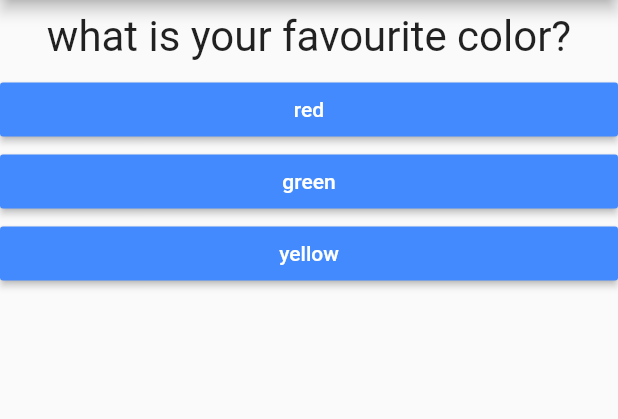
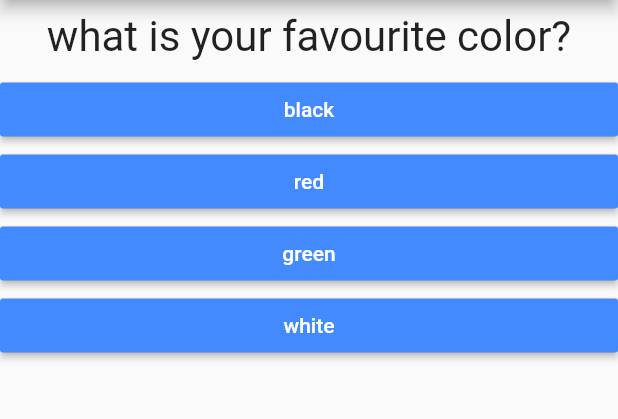
Before and after one commit to dev5576/FlutterCrashCourse-, a Flutter app: the screen it shows after launch, on a phone screen of 412 x 824 dp, the part 84-503 px from its top. Run offline on Flutter 3.47's test engine with Material 2 defaults, Android fonts, the phone set to English and light mode, and no system bars.

```diff
--- a/lib/main.dart
+++ b/lib/main.dart
@@ -16,22 +16,46 @@ can only be used MyApp class...class located on other files cannot use it*/
 class _MyAppState extends State<MyApp> {
   //_ syntax private property
   var _questionIndex = 0;
+  var _totalScore = 0;
   final _questions = const [
     {
       'questionText': 'what is your favourite color?',
-      'answers': ['red', 'green', 'yellow']
+      'answers': [
+        {'text': 'black', 'score': 10},
+        {'text': 'red', 'score': 5},
+        {'text': 'green', 'score': 3},
+        {'text': 'white', 'score': 1},
+      ]
     },
     {
       'questionText': 'what is your favourite animal?',
-      'answers': ['deer', 'lion', 'snake']
+      'answers': [
+        {'text': 'deer', 'score': 10},
+        {'text': 'lion', 'score': 5},
+        {'text': 'snake', 'score': 3},
+        {'text': 'bird', 'score': 1},
+      ]
     },
     {
       'questionText': 'what is your favourite car?',
-      'answers': ['bmw', 'ferrari', 'honda']
+      'answers': [
+        {'text': 'bmw', 'score': 10},
+        {'text': 'ferrari', 'score': 5},
+        {'text': 'honda', 'score': 3},
+        {'text': 'plane', 'score': 1},
+      ]
     },
   ];
 
-  void _AnswerQuestion() {
+  void _resetQuiz() {
+    setState(() {
+      _totalScore = 0;
+      _questionIndex = 0;
+    });
+  }
+
+  void _AnswerQuestion(int score) {
+    _totalScore = _totalScore + score;
     setState(() {
       print('setState()  called!');
       _questionIndex = (_questionIndex + 1);
@@ -50,7 +74,7 @@ class _MyAppState extends State<MyApp> {
               answerQuestion: _AnswerQuestion,
               questionIndex: _questionIndex,
               questions: _questions)
-          : Result(),
+          : Result(_totalScore, _resetQuiz),
     ));
   }
 }
--- a/lib/quiz.dart
+++ b/lib/quiz.dart
@@ -1,7 +1,6 @@
 import 'package:flutter/material.dart';
 import './question.dart';
 import './answer.dart';
-
 
 class Quiz extends StatelessWidget {
   final List<Map<String, Object>> questions;
@@ -9,16 +8,18 @@ class Quiz extends StatelessWidget {
   final Function answerQuestion;
 
   Quiz(
-      {@required this.answerQuestion, @required this.questionIndex, @required this.questions });
+      {@required this.answerQuestion,
+      @required this.questionIndex,
+      @required this.questions});
 
   @override
   Widget build(BuildContext context) {
     return Column(
       children: <Widget>[
         Question(questions[questionIndex]['questionText']),
-        ...(questions[questionIndex]['answers'] as List<String>)
+        ...(questions[questionIndex]['answers'] as List<Map<String, Object>>)
             .map((answer) {
-          return Answer(answerQuestion, answer);
+          return Answer(() => answerQuestion(answer['score']), answer['text']);
         }).toList()
       ],
     );
```
Also changed, not shown: lib/result.dart (+31 -2 lines).
